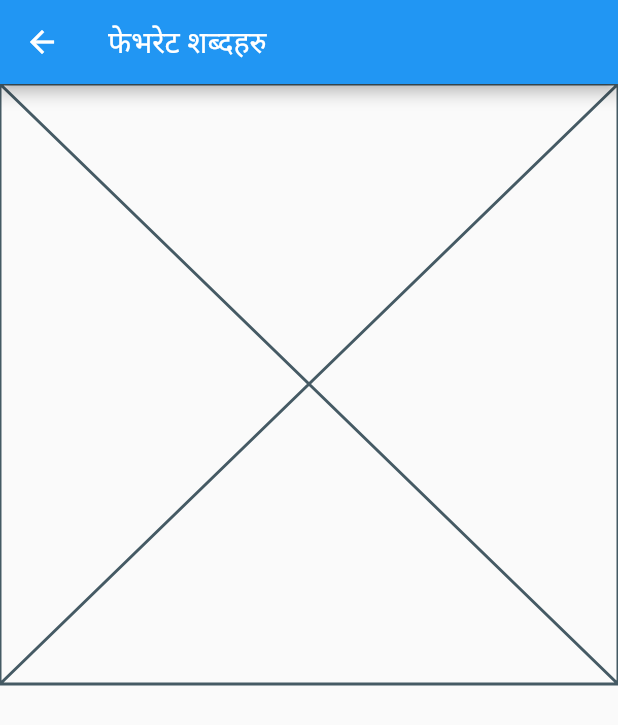
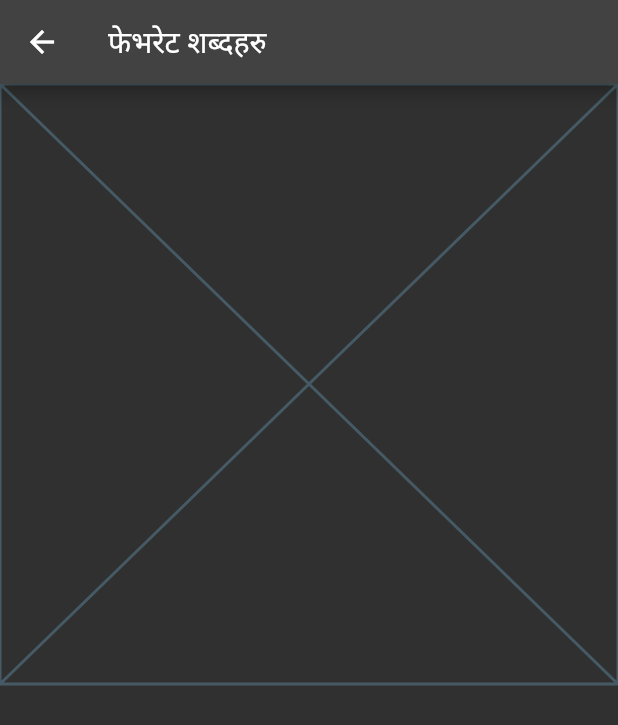
Before and after one commit to miracleanupam/ADKosh, a Flutter app: the screen it shows after launch, in the side drawer, after a tap on "फेभरेट शब्दहरु", on a phone screen of 412 x 824 dp. Shown: the top 725 px of the screen. Run offline on Flutter 3.47's test engine with Material 2 defaults, Android fonts, the phone set to English and light mode, and no system bars; our stand-ins replace share_plus, sqflite; accounts and stored records are empty.

Commit message:
Release 2.0.0

```diff
--- a/lib/screens/drawer.dart
+++ b/lib/screens/drawer.dart
@@ -24,29 +24,36 @@ class _ADDrawerState extends State<ADDrawer> {
         DrawerHeader(
           child: Container(
               alignment: Alignment.centerLeft,
-              child: Text('अझ धेरै विकल्पहरु!!', style: TextStyle(fontSize: 20),)),
+              child: Text(
+                'अझ धेरै विकल्पहरु!!',
+                style: TextStyle(fontSize: 20),
+              )),
         ),
         ListTile(
           leading: Icon(Icons.favorite_outline),
-            title: Text('फेभरेट शब्दहरु', style: TextStyle(fontSize: 20),),
+          title: Text(
+            'फेभरेट शब्दहरु',
+            style: TextStyle(fontSize: 20),
+          ),
           selected: currentSelection == 'favs',
           onTap: () {
             setState(() {
               currentSelection = "favs";
             });
             Navigator.pop(context);
-              Navigator.push(context, MaterialPageRoute(builder: (context) => Favourites()));
+            Navigator.push(
+                context, MaterialPageRoute(builder: (context) => Favourites()));
           },
         ),
         Divider(),
         ListTile(
-            title: Text('अझ धेरै छिट्टै आउँदैछ!!', style: TextStyle(fontSize: 20, color: Colors.black45)),
-            onTap: () {
-
-            },
+          title: Text('अझ धेरै छिट्टै आउँदैछ!!',
+              style: TextStyle(
+                fontSize: 20,
+              )),
+          onTap: () {},
         )
       ],
-      )
-    );
+    ));
   }
 }
--- a/lib/screens/random.dart
+++ b/lib/screens/random.dart
@@ -11,6 +11,8 @@ class RandomScreen extends StatefulWidget {
 class _RandomScreenState extends State<RandomScreen> {
   @override
   Widget build(BuildContext context) {
-    return Meaning(random: true,);
+    return Meaning(
+      random: true,
+    );
   }
 }
--- a/lib/theme/themeConstants.dart
+++ b/lib/theme/themeConstants.dart
@@ -2,16 +2,58 @@ import 'package:flutter/material.dart';
 
 ThemeData lightTheme = ThemeData(
   brightness: Brightness.light,
-  textTheme: Typography.blackHelsinki,
-  elevatedButtonTheme: ElevatedButtonThemeData(style: ButtonStyle(
-    backgroundColor: MaterialStateColor.resolveWith((states) => Colors.blueGrey),
+  textTheme: TextTheme(
+    displayLarge: TextStyle(
+        fontSize: 40, fontWeight: FontWeight.bold, color: Colors.black),
+    displayMedium: TextStyle(
+        fontSize: 32, fontWeight: FontWeight.w500, color: Colors.black54),
+    displaySmall: TextStyle(
+        fontSize: 20, fontWeight: FontWeight.w400, color: Colors.black87),
+    // headlineLarge: TextStyle(color: Colors.black54),
+    // headlineMedium: TextStyle(color: Colors.black54),
+    // headlineSmall: TextStyle(color: Colors.black54),
+    // titleLarge: TextStyle(color: Colors.black54),
+    // titleMedium: TextStyle(color: Colors.black54),
+    // titleSmall: TextStyle(color: Colors.black54),
+    // bodyLarge: TextStyle(color: Colors.black54),
+    // bodyMedium: TextStyle(color: Colors.black54),
+    // bodySmall: TextStyle(color: Colors.black54),
+    // labelLarge: TextStyle(color: Colors.black54),
+    // labelMedium: TextStyle(color: Colors.black54),
+    // labelSmall: TextStyle(color: Colors.black54),
+  ),
+  elevatedButtonTheme: ElevatedButtonThemeData(
+      style: ButtonStyle(
+    backgroundColor:
+        MaterialStateColor.resolveWith((states) => Colors.blueGrey),
   )),
 );
 
 ThemeData darkTheme = ThemeData(
   brightness: Brightness.dark,
-  textTheme: Typography.whiteHelsinki,
-  elevatedButtonTheme: ElevatedButtonThemeData(style: ButtonStyle(
-    backgroundColor: MaterialStateColor.resolveWith((states) => Colors.blueGrey),
+  textTheme: TextTheme(
+    displayLarge: TextStyle(
+        fontSize: 40, fontWeight: FontWeight.bold, color: Colors.white),
+    displayMedium: TextStyle(
+        fontSize: 32, fontWeight: FontWeight.w500, color: Colors.white38),
+    displaySmall: TextStyle(
+        fontSize: 20, fontWeight: FontWeight.w400, color: Colors.white70),
+    // headlineLarge: TextStyle(color: Colors.white38),
+    // headlineMedium: TextStyle(color: Colors.white38),
+    // headlineSmall: TextStyle(color: Colors.white38),
+    // titleLarge: TextStyle(color: Colors.white38),
+    // titleMedium: TextStyle(color: Colors.white38),
+    // titleSmall: TextStyle(color: Colors.white38),
+    // bodyLarge: TextStyle(color: Colors.white38),
+    // bodyMedium: TextStyle(color: Colors.white38),
+    // bodySmall: TextStyle(color: Colors.white38),
+    // labelLarge: TextStyle(color: Colors.white38),
+    // labelMedium: TextStyle(color: Colors.white38),
+    // labelSmall: TextStyle(color: Colors.white38),
+  ),
+  elevatedButtonTheme: ElevatedButtonThemeData(
+      style: ButtonStyle(
+    backgroundColor:
+        MaterialStateColor.resolveWith((states) => Colors.blueGrey),
   )),
 );
--- a/lib/theme/themeManager.dart
+++ b/lib/theme/themeManager.dart
@@ -1,7 +1,7 @@
 import 'package:flutter/material.dart';
 
-class ThemeManager with ChangeNotifier{
-  ThemeMode _themeMode = ThemeMode.light;
+class ThemeManager with ChangeNotifier {
+  ThemeMode _themeMode = ThemeMode.system == ThemeMode.light ? ThemeMode.light : ThemeMode.dark;
 
   get themeMode => _themeMode;
 
```
Also changed, not shown: lib/main.dart (+15 -11 lines), lib/screens/dashboard.dart (+10 -5 lines), lib/screens/favorites.dart (+22 -10 lines), lib/screens/meaning.dart (+42 -21 lines), lib/screens/search.dart (+4 -6 lines), lib/screens/searchRhyme.dart (+16 -14 lines), lib/services/dbServices.dart (+21 -11 lines), pubspec.yaml (+20 -1 lines), assets/icon/icon.png (added), pubspec.lock, 6 other files. Lines whose indentation alone changed are shown as unchanged.
